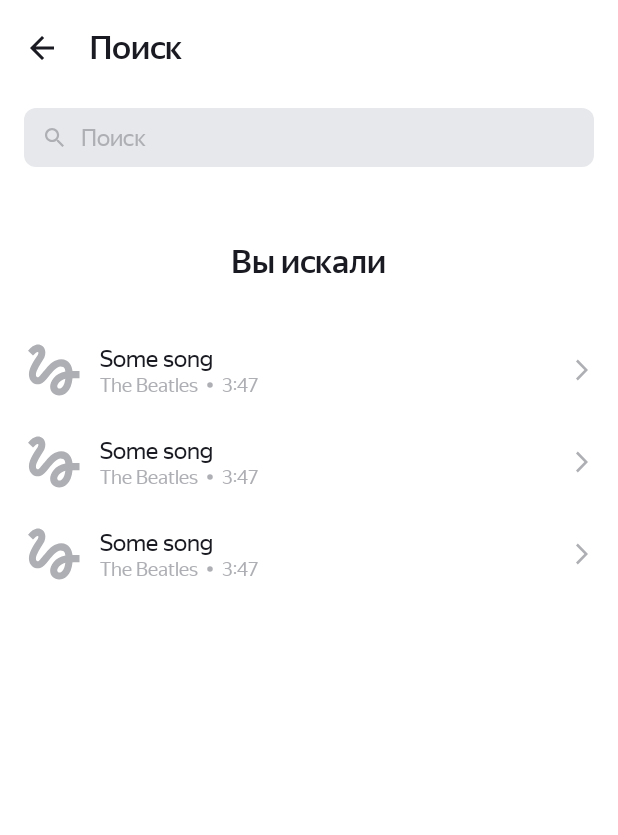
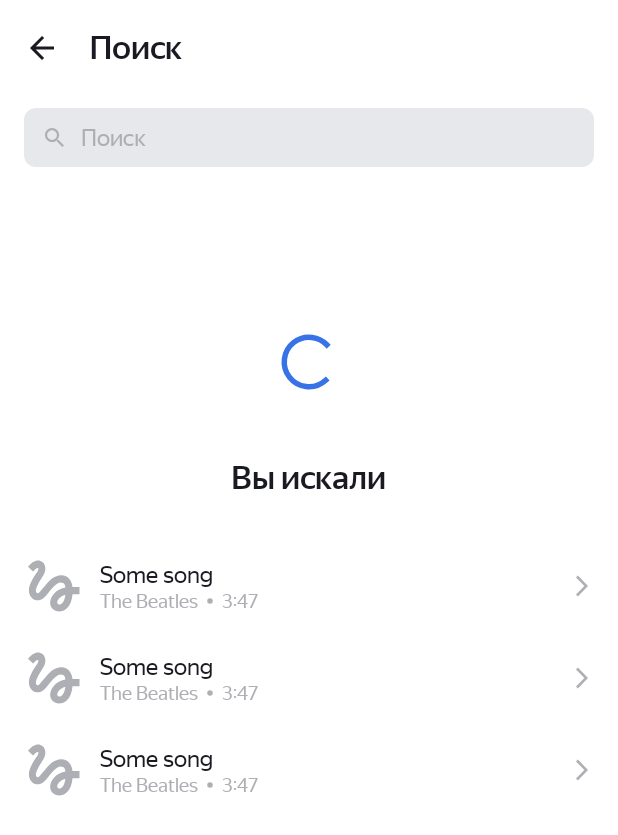
Before and after one commit to Spyker3D/TrackListMaker, an Android app: the layout activity_search.xml on its own in the app's theme, with its tools: preview values and no code run, on a phone screen of 412 x 824 dp. Shown: the top 835 px of the screen. Run offline under Robolectric (Android 15) with nearby library versions, the phone set to English and light mode, and no system bars.

Commit message:
Sprint 14 task: search debounce, progressbar, click debounce and track playback added

```diff
--- /dev/null
+++ b/app/src/main/java/com/practicum/playlistmaker/PlayerState.kt
@@ -0,0 +1,5 @@
+package com.practicum.playlistmaker
+
+enum class PlayerState {
+    STATE_DEFAULT, STATE_PREPARED, STATE_PLAYING, STATE_PAUSED
+}
--- a/app/src/main/java/com/practicum/playlistmaker/Track.kt
+++ b/app/src/main/java/com/practicum/playlistmaker/Track.kt
@@ -16,7 +16,8 @@ data class Track(
     val country: String?,
     val collectionName: String?,
     val releaseDate: String?,
-    val primaryGenreName: String?
+    val primaryGenreName: String?,
+    val previewUrl: String?
 ) : Parcelable {
     fun getCoverArtwork() = artworkUrl100?.replaceAfterLast('/', "512x512bb.jpg")
 
--- a/app/src/main/res/layout/activity_search.xml
+++ b/app/src/main/res/layout/activity_search.xml
@@ -9,7 +9,7 @@
     tools:context=".SearchActivity">
 
     <androidx.appcompat.widget.Toolbar
-        android:id="@+id/toolbarSearch"
+        android:id="@+id/toolbar_search"
         android:layout_width="match_parent"
         android:layout_height="wrap_content"
         app:navigationIcon="@drawable/arrow_back"
@@ -17,7 +17,7 @@
         app:titleTextAppearance="@style/ToolbarTitleText" />
 
     <FrameLayout
-        android:id="@+id/edittextContainer"
+        android:id="@+id/edittext_container"
         android:layout_width="match_parent"
         android:layout_height="wrap_content"
         android:orientation="horizontal"
@@ -25,7 +25,7 @@
         android:paddingVertical="8dp">
 
         <EditText
-            android:id="@+id/inputEditText"
+            android:id="@+id/input_edit_text"
             style="@style/EditTextSearch"
             android:layout_width="match_parent"
             android:layout_height="wrap_content"
@@ -36,7 +36,7 @@
             android:paddingVertical="10dp" />
 
         <ImageView
-            android:id="@+id/clearIcon"
+            android:id="@+id/clear_icon"
             android:layout_width="wrap_content"
             android:layout_height="match_parent"
             android:layout_gravity="end"
@@ -45,8 +45,19 @@
             android:visibility="gone" />
     </FrameLayout>
 
+    <ProgressBar
+        android:id="@+id/progress_circular"
+        android:layout_width="44dp"
+        android:layout_height="44dp"
+        android:layout_gravity="center"
+        android:visibility="gone"
+        tools:visibility="visible"
+        android:layout_marginTop="100dp"
+        android:indeterminateTint="@color/blue"
+        />
+
     <TextView
-        android:id="@+id/youSearchedText"
+        android:id="@+id/you_searched_text"
         android:layout_width="wrap_content"
         android:layout_height="wrap_content"
         android:layout_gravity="center_horizontal"
@@ -58,7 +69,7 @@
         tools:visibility="visible" />
 
     <ImageView
-        android:id="@+id/imagePlaceholder"
+        android:id="@+id/image_placeholder"
         android:layout_width="wrap_content"
         android:layout_height="wrap_content"
         android:layout_gravity="center_horizontal"
@@ -67,7 +78,7 @@
         tools:src="@drawable/search_error_icon" />
 
     <TextView
-        android:id="@+id/textPlaceholder"
+        android:id="@+id/text_placeholder"
         android:layout_width="wrap_content"
         android:layout_height="wrap_content"
         android:layout_gravity="center_horizontal"
@@ -78,7 +89,7 @@
         tools:text="@string/search_error_message" />
 
     <Button
-        android:id="@+id/buttonUpdate"
+        android:id="@+id/button_update"
         style="@style/updateButton"
         android:layout_width="wrap_content"
         android:layout_height="wrap_content"
@@ -89,7 +100,7 @@
         tools:visibility="gone" />
 
     <androidx.recyclerview.widget.RecyclerView
-        android:id="@+id/searchRecyclerView"
+        android:id="@+id/search_recycler_view"
         android:layout_width="match_parent"
         android:layout_height="match_parent"
         android:layout_marginVertical="16dp"
--- a/build.gradle.kts
+++ b/build.gradle.kts
@@ -1,5 +1,5 @@
 // Top-level build file where you can add configuration options common to all sub-projects/modules.
 plugins {
-    id("com.android.application") version "8.2.1" apply false
+    id("com.android.application") version "8.2.2" apply false
     id("org.jetbrains.kotlin.android") version "1.9.0" apply false
 }
```
Also changed, not shown: app/src/main/java/com/practicum/playlistmaker/AudioplayerActivity.kt (+93 -1 lines), app/src/main/java/com/practicum/playlistmaker/SearchActivity.kt (+58 -15 lines), app/src/main/res/drawable/pause_button.xml (added, +9 -0 lines), app/src/main/res/layout/activity_audioplayer.xml (+10 -10 lines).
